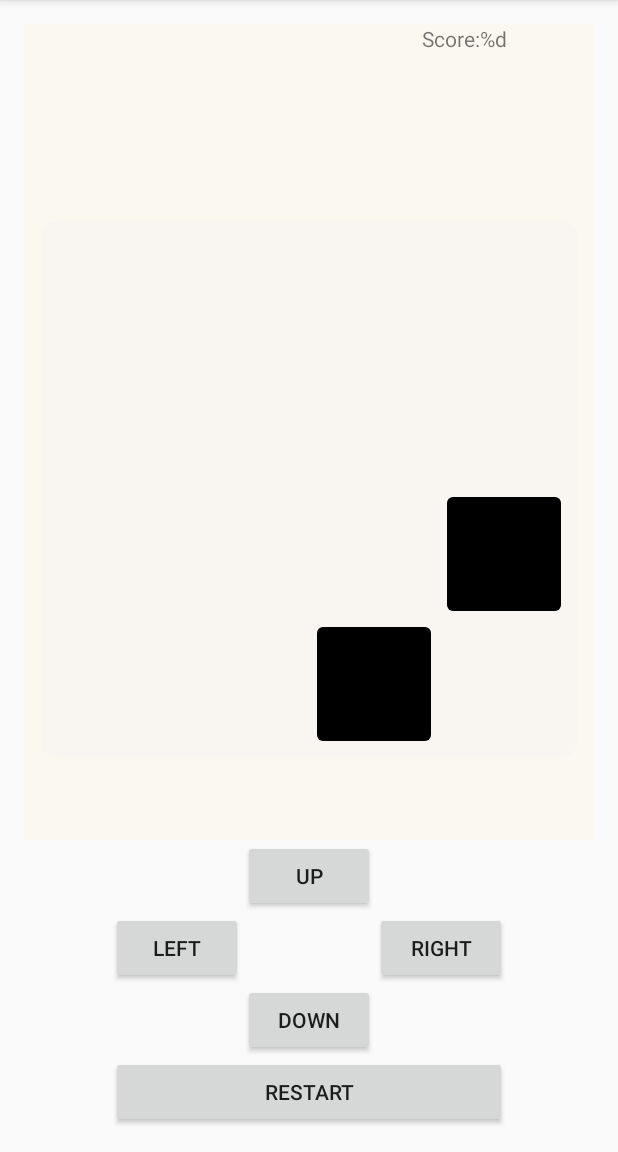
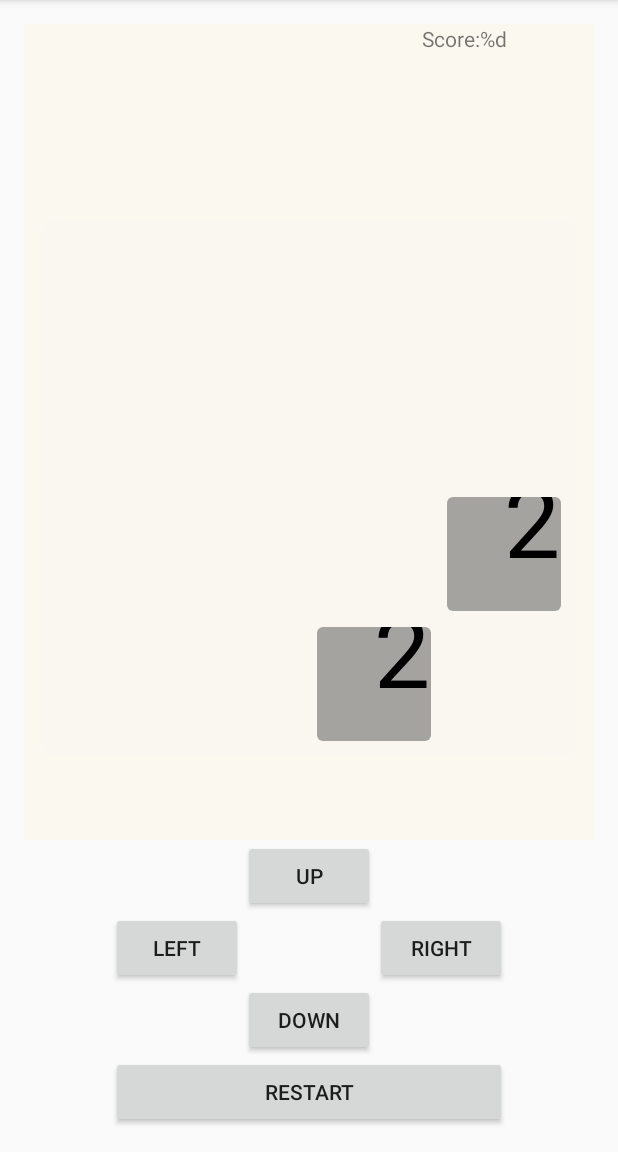
Before and after one commit to fuzzypickles14/Practical2, an Android app: the screen it shows after launch (MainActivity), on a phone screen of 412 x 824 dp, the part 84-1236 px from its top. Run offline under Robolectric (Android 15) with nearby library versions, the phone set to English and light mode, and no system bars.

Commit message:
Changed Alpha of tile inorder to view them

```diff
--- a/app/src/main/java/com/practical2/BoardView.java
+++ b/app/src/main/java/com/practical2/BoardView.java
@@ -4,6 +4,7 @@ import android.content.Context;
 import android.content.res.Resources;
 import android.graphics.Bitmap;
 import android.graphics.Canvas;
+import android.graphics.ColorFilter;
 import android.graphics.drawable.BitmapDrawable;
 import android.graphics.drawable.Drawable;
 import android.support.v4.content.res.ResourcesCompat;
@@ -97,8 +98,7 @@ public class BoardView extends View {
 
 
     private void getLayout(int width, int height) {
-        // tileSize = Math.min(width / (game.numSquaresX + 1), height / (game.numSquaresY + 3));
-        tileSize = Math.min(width / 5, height / 7);
+        tileSize = Math.min(width / (game.numTilesX + 1), height / (game.numTilesY + 3));
         boardWidth = tileSize / 7;
         int screenMidX = width / 2;
         int screenMidY = height / 2;
@@ -141,6 +141,7 @@ public class BoardView extends View {
     }
 
     private void drawDrawable(Canvas canvas, Drawable draw, int startingX, int startingY, int endingX, int endingY) {
+        draw.setAlpha(88);
         draw.setBounds(startingX, startingY, endingX, endingY);
         draw.draw(canvas);
     }
@@ -150,8 +151,9 @@ public class BoardView extends View {
         if (value >= 8) {
             paint.setColor(ResourcesCompat.getColor(getResources(), R.color.text_white, null));
         } else {
-            paint.setColor(ResourcesCompat.getColor(getResources(), R.color.text_white, null));
+            paint.setColor(ResourcesCompat.getColor(getResources(), R.color.text_black, null));
         }
+        paint.setTextSize(100);
         canvas.drawText("" + value, tileSize / 2, tileSize / 2 - textShiftY, paint);
     }
 
```
